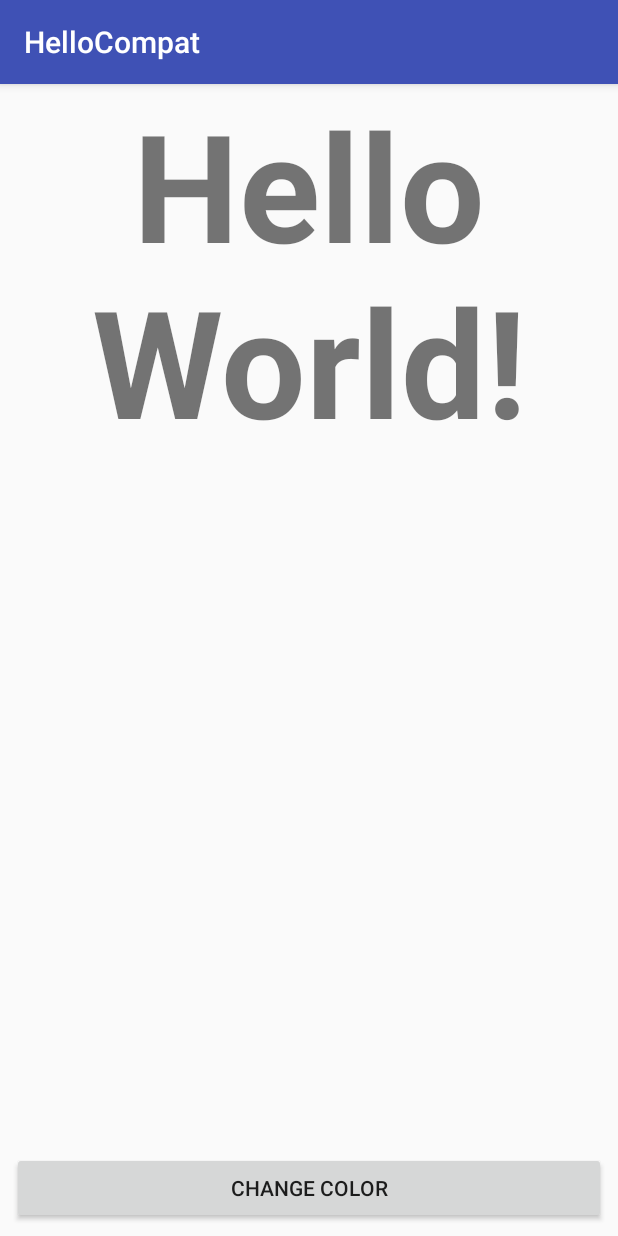
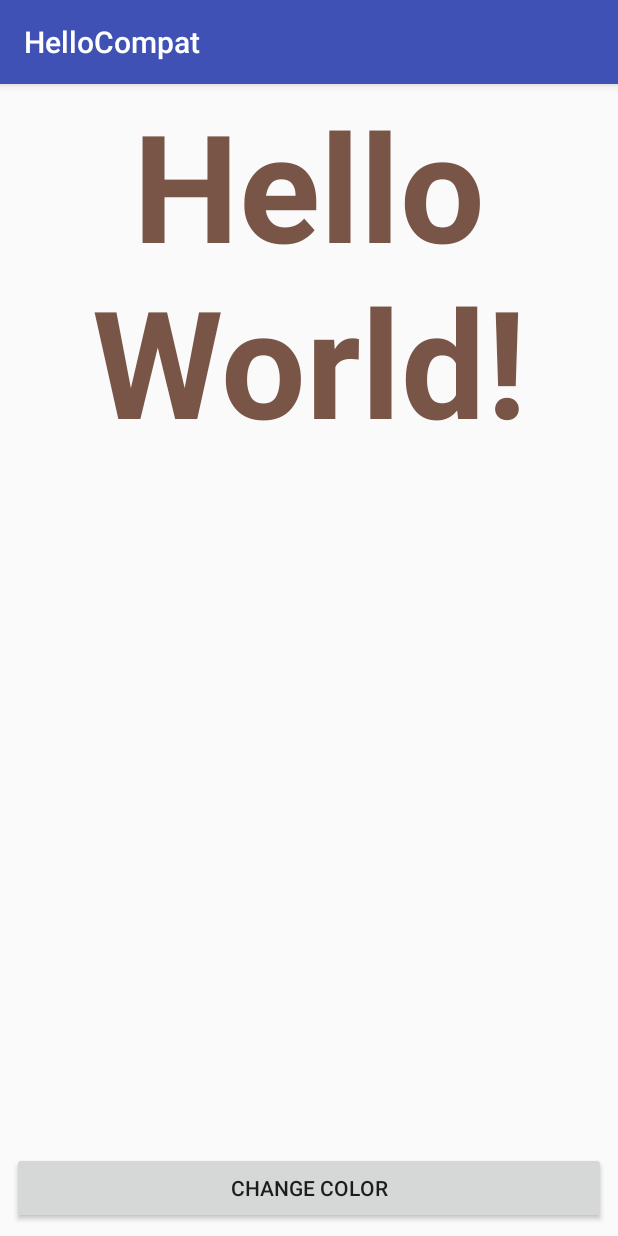
Before and after one commit to SaumyaSingh1/Android-Codelabs, an Android app: the screen it shows after launch (MainActivity), after a tap on "CHANGE COLOR", on a phone screen of 412 x 824 dp. Run offline under Robolectric (Android 15) with nearby library versions, the phone set to English and light mode, and no system bars.

Commit message:
completed hellocompat codelab

```diff
--- a/HelloCompat/app/src/main/java/com/sanjeev/hellocompat/MainActivity.java
+++ b/HelloCompat/app/src/main/java/com/sanjeev/hellocompat/MainActivity.java
@@ -1,10 +1,13 @@
 package com.sanjeev.hellocompat;
 
 import android.os.PersistableBundle;
+import android.support.v4.content.ContextCompat;
 import android.support.v7.app.AppCompatActivity;
 import android.os.Bundle;
 import android.view.View;
 import android.widget.TextView;
+
+import java.util.Random;
 
 public class MainActivity extends AppCompatActivity {
 
@@ -27,7 +30,11 @@ public class MainActivity extends AppCompatActivity {
     }
 
     public void changeColor(View view) {
-
+        Random random = new Random();
+        String colorName = mColorArray[random.nextInt(20)];
+        int colorResourceName = getResources().getIdentifier(colorName, "color", getApplicationContext().getPackageName());
+        int colorRes = ContextCompat.getColor(this, colorResourceName);
+        mHelloTextView.setTextColor(colorRes);
     }
 
     @Override
```
